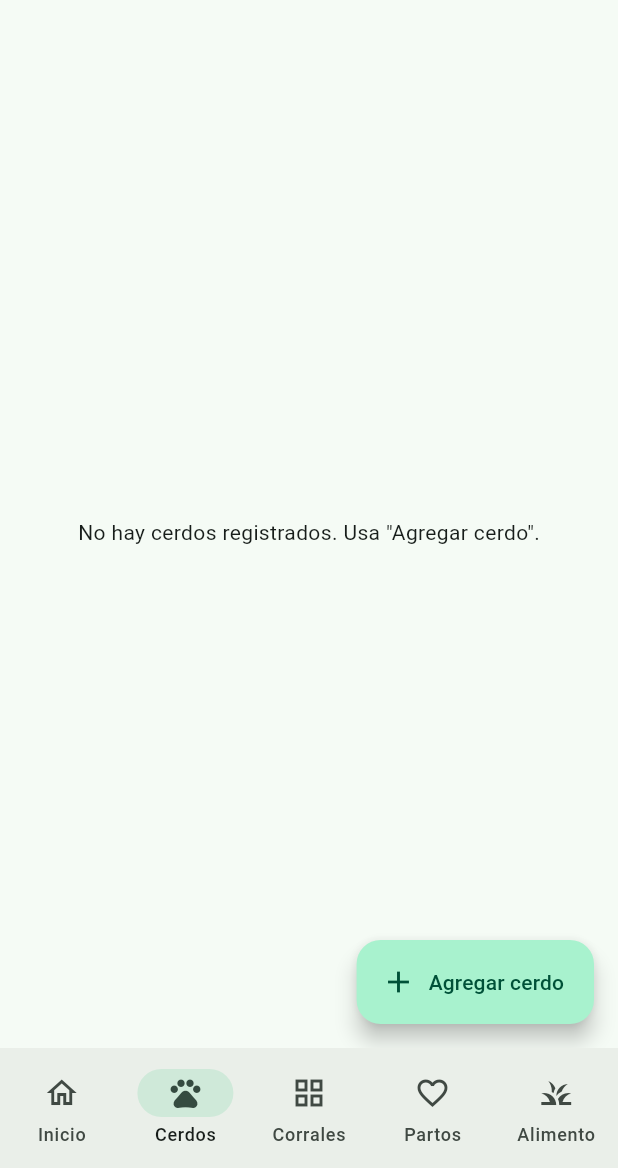
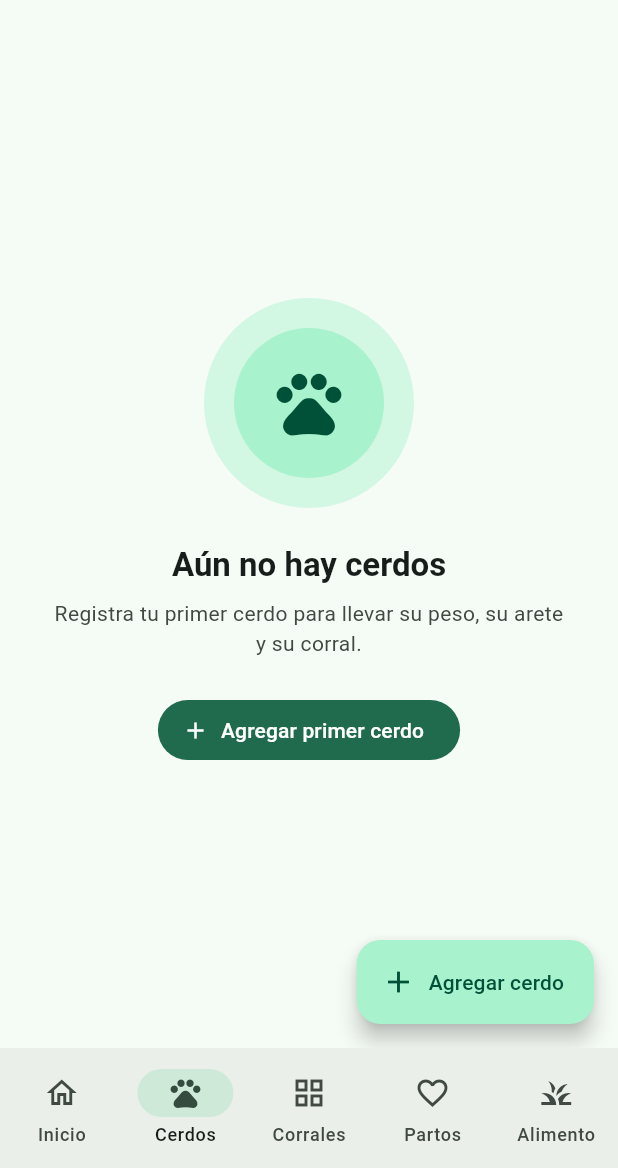
Before and after one commit to angel04-gifd/porcinotech, a Flutter app: the CerdosScreen screen opened by its route, on a phone screen of 412 x 824 dp, the part 68-1236 px from its top. Run offline on Flutter 3.47's test engine with Material 3 defaults, Android fonts, the light colour scheme and no system bars; our stand-ins replace fl_chart, flutter_riverpod, go_router, shared_preferences, supabase_flutter; accounts and stored records are empty; network calls fail.

Commit message:
feat: pantallas vacías con ilustración y botón para el primer registro
Cerdos, Corrales, Alimento y Partos próximos muestran un estado vacío con icono, mensaje y botón (solo para quien puede crear). README: Google ya no está pendiente.

```diff
--- /dev/null
+++ b/lib/core/widgets/empty_state.dart
@@ -0,0 +1,86 @@
+import 'package:flutter/material.dart';
+
+/// Pantalla vacía con una ilustración sencilla, un mensaje y, si se indica,
+/// un botón para crear el primer registro.
+class EmptyState extends StatelessWidget {
+  const EmptyState({
+    super.key,
+    required this.icon,
+    required this.title,
+    required this.message,
+    this.actionLabel,
+    this.onAction,
+  });
+
+  final IconData icon;
+  final String title;
+  final String message;
+
+  /// Texto del botón; si es nulo (o no hay [onAction]) no se muestra botón.
+  final String? actionLabel;
+  final VoidCallback? onAction;
+
+  @override
+  Widget build(BuildContext context) {
+    final colors = Theme.of(context).colorScheme;
+    final text = Theme.of(context).textTheme;
+    final showAction = actionLabel != null && onAction != null;
+
+    return Center(
+      child: SingleChildScrollView(
+        padding: const EdgeInsets.symmetric(horizontal: 32, vertical: 24),
+        child: Column(
+          mainAxisSize: MainAxisSize.min,
+          children: [
+            SizedBox(
+              width: 140,
+              height: 140,
+              child: Stack(
+                alignment: Alignment.center,
+                children: [
+                  Container(
+                    width: 140,
+                    height: 140,
+                    decoration: BoxDecoration(
+                      shape: BoxShape.circle,
+                      color: colors.primaryContainer.withValues(alpha: 0.45),
+                    ),
+                  ),
+                  Container(
+                    width: 100,
+                    height: 100,
+                    decoration: BoxDecoration(
+                      shape: BoxShape.circle,
+                      color: colors.primaryContainer,
+                    ),
+                  ),
+                  Icon(icon, size: 52, color: colors.onPrimaryContainer),
+                ],
+              ),
+            ),
+            const SizedBox(height: 24),
+            Text(
+              title,
+              textAlign: TextAlign.center,
+              style: text.titleLarge?.copyWith(fontWeight: FontWeight.w600),
+            ),
+            const SizedBox(height: 8),
+            Text(
+              message,
+              textAlign: TextAlign.center,
+              style: text.bodyMedium?.copyWith(color: colors.onSurfaceVariant),
+            ),
+            if (showAction) ...[
+              const SizedBox(height: 24),
+              FilledButton.icon(
+                onPressed: onAction,
+                icon: const Icon(Icons.add),
+                label: Text(actionLabel!),
+              ),
+            ],
+          ],
+        ),
+      ),
+    );
+  }
+}
--- a/lib/features/alimentos/presentation/foods_screen.dart
+++ b/lib/features/alimentos/presentation/foods_screen.dart
@@ -3,6 +3,7 @@ import 'package:flutter/services.dart';
 import 'package:flutter_riverpod/flutter_riverpod.dart';
 import 'package:intl/intl.dart';
 
+import '../../../core/widgets/empty_state.dart';
 import '../../../core/widgets/error_view.dart';
 import '../../../core/widgets/number_formatters.dart';
 import '../../auth/data/auth_repository.dart';
@@ -37,13 +38,14 @@ class FoodsScreen extends ConsumerWidget {
           onRetry: () => ref.invalidate(foodsProvider),
         ),
         data: (items) => items.isEmpty
-            ? Center(
-                child: Text(
-                  canManageFoods
-                      ? 'No hay alimentos registrados. Usa "Agregar alimento".'
-                      : 'No hay alimentos registrados. Pide al administrador que los agregue.',
-                  textAlign: TextAlign.center,
-                ),
+            ? EmptyState(
+                icon: Icons.grass,
+                title: 'Aún no hay alimentos',
+                message: canManageFoods
+                    ? 'Agrega tu primer alimento para controlar el stock y el consumo diario.'
+                    : 'Pide al administrador que agregue los alimentos de la granja.',
+                actionLabel: canManageFoods ? 'Agregar primer alimento' : null,
+                onAction: canManageFoods ? () => _showFoodForm(context) : null,
               )
             : ListView.separated(
                 padding: const EdgeInsets.fromLTRB(16, 16, 16, 96),
--- a/lib/features/cerdos/presentation/cerdos_screen.dart
+++ b/lib/features/cerdos/presentation/cerdos_screen.dart
@@ -2,6 +2,7 @@ import 'package:flutter/material.dart';
 import 'package:flutter_riverpod/flutter_riverpod.dart';
 import 'package:intl/intl.dart';
 
+import '../../../core/widgets/empty_state.dart';
 import '../../../core/widgets/error_view.dart';
 import '../../auth/data/auth_repository.dart';
 import '../../corrales/data/pen_repository.dart';
@@ -131,10 +132,13 @@ class CerdosScreen extends ConsumerWidget {
             ),
             data: (rows) {
               if (rows.isEmpty) {
-                return const Center(
-                  child: Text(
-                    'No hay cerdos registrados. Usa "Agregar cerdo".',
-                  ),
+                return EmptyState(
+                  icon: Icons.pets,
+                  title: 'Aún no hay cerdos',
+                  message:
+                      'Registra tu primer cerdo para llevar su peso, su arete y su corral.',
+                  actionLabel: 'Agregar primer cerdo',
+                  onAction: () => _openPigForm(context),
                 );
               }
               // Activos primero; vendidos, fallecidos y bajas al final.
--- a/lib/features/corrales/presentation/corrales_screen.dart
+++ b/lib/features/corrales/presentation/corrales_screen.dart
@@ -2,6 +2,7 @@ import 'package:flutter/material.dart';
 import 'package:flutter_riverpod/flutter_riverpod.dart';
 import 'package:intl/intl.dart';
 
+import '../../../core/widgets/empty_state.dart';
 import '../../../core/widgets/error_view.dart';
 import '../../alimentos/data/feed_plan.dart';
 import '../../alimentos/data/production_stage_repository.dart';
@@ -113,13 +114,14 @@ class CorralesScreen extends ConsumerWidget {
           data: (allPigs) {
             final pigs = allPigs.where(isActivePig).toList();
             if (pens.isEmpty) {
-              return Center(
-                child: Text(
-                  isAdmin
-                      ? 'No hay corrales registrados. Usa "Nuevo corral".'
-                      : 'No hay corrales registrados. Pide al administrador que los cree.',
-                  textAlign: TextAlign.center,
-                ),
+              return EmptyState(
+                icon: Icons.grid_view_rounded,
+                title: 'Aún no hay corrales',
+                message: isAdmin
+                    ? 'Crea tu primer corral para empezar a acomodar a los cerdos.'
+                    : 'Pide al administrador que cree los corrales de la granja.',
+                actionLabel: isAdmin ? 'Crear primer corral' : null,
+                onAction: isAdmin ? () => _openPenForm(context) : null,
               );
             }
             return ListView.separated(
--- a/lib/features/partos/presentation/upcoming_farrowings_screen.dart
+++ b/lib/features/partos/presentation/upcoming_farrowings_screen.dart
@@ -3,6 +3,7 @@ import 'package:flutter_riverpod/flutter_riverpod.dart';
 import 'package:go_router/go_router.dart';
 import 'package:intl/intl.dart';
 
+import '../../../core/widgets/empty_state.dart';
 import '../../../core/widgets/error_view.dart';
 import '../../auth/data/auth_repository.dart';
 import '../../cerdos/data/pig_repository.dart';
@@ -90,8 +91,11 @@ class UpcomingFarrowingsScreen extends ConsumerWidget {
                 );
 
             if (upcoming.isEmpty) {
-              return const Center(
-                child: Text('No hay cerdas gestantes registradas.'),
+              return const EmptyState(
+                icon: Icons.favorite_border,
+                title: 'Sin partos próximos',
+                message:
+                    'Cuando registres una inseminación, aquí verás la fecha estimada de parto.',
               );
             }
 
```
Also changed, not shown: 1 other file.
